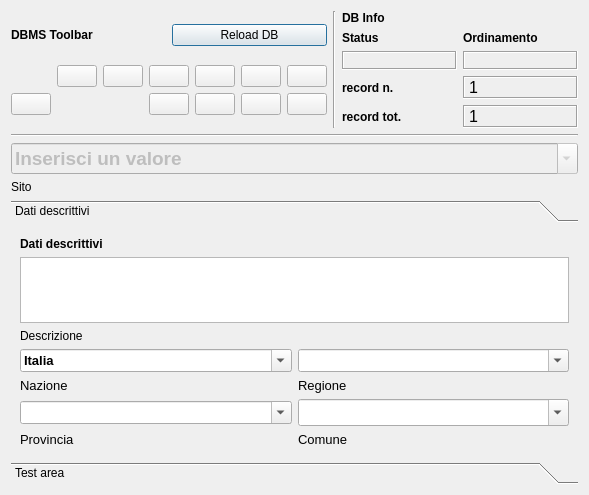
This is pyarchinit_dev20130710/modules/gui/pyarchinit_Site_ui.ui in pyarchinit/pyarchinit_218 as Qt 5 draws it before an edit. The edited form follows.
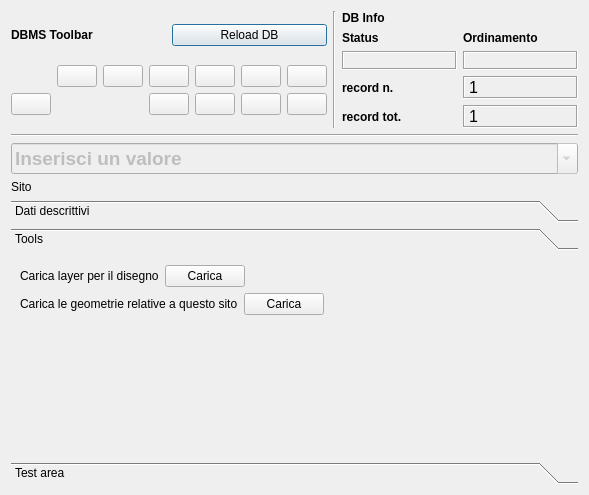
This is the edited form. The open tabs and pages were chosen to show the change. Icons and pictures are not drawn.

Commit message:
Aggiunto caricamento layer sqlite al sito
Da Aggiungere il sistema per postgres

Patch:
```diff
--- a/pyarchinit_dev20130710/modules/gui/pyarchinit_Site_ui.ui
+++ b/pyarchinit_dev20130710/modules/gui/pyarchinit_Site_ui.ui
@@ -552,7 +552,7 @@
             <x>0</x>
             <y>0</y>
             <width>567</width>
-            <height>229</height>
+            <height>202</height>
            </rect>
           </property>
           <attribute name="label">
@@ -719,6 +719,55 @@
            </item>
           </layout>
          </widget>
+         <widget class="QWidget" name="page_3">
+          <attribute name="label">
+           <string>Tools</string>
+          </attribute>
+          <layout class="QFormLayout" name="formLayout">
+           <item row="0" column="0">
+            <layout class="QHBoxLayout" name="horizontalLayout_2">
+             <item>
+              <widget class="QLabel" name="label_3">
+               <property name="toolTip">
+                <string>Carica tutti i layer per poter inserire nuove geometrie</string>
+               </property>
+               <property name="text">
+                <string>Carica layer per il disegno</string>
+               </property>
+              </widget>
+             </item>
+             <item>
+              <widget class="QPushButton" name="pushButton_draw">
+               <property name="text">
+                <string>Carica</string>
+               </property>
+              </widget>
+             </item>
+            </layout>
+           </item>
+           <item row="1" column="0">
+            <layout class="QHBoxLayout" name="horizontalLayout_3">
+             <item>
+              <widget class="QLabel" name="label_8">
+               <property name="toolTip">
+                <string>Carica tutti layer che contengono geometrie relative a questo sito</string>
+               </property>
+               <property name="text">
+                <string>Carica le geometrie relative a questo sito</string>
+               </property>
+              </widget>
+             </item>
+             <item>
+              <widget class="QPushButton" name="pushButton_sites_geometry">
+               <property name="text">
+                <string>Carica</string>
+               </property>
+              </widget>
+             </item>
+            </layout>
+           </item>
+          </layout>
+         </widget>
          <widget class="QWidget" name="page_2">
           <property name="geometry">
            <rect>
```
Left out of the diff: 2 changed lines with no effect on the pictures. The commit also changes 4 other files.
